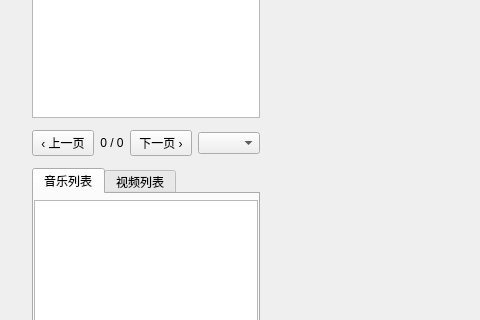
The window that src/ui/MainWindow.ui (gong1-1989/MusicVideoPlayer) describes before a commit, drawn with Qt 5; both pictures show x 0 to 480 and y 234 to 554 of the 1280 by 700 pixel window.
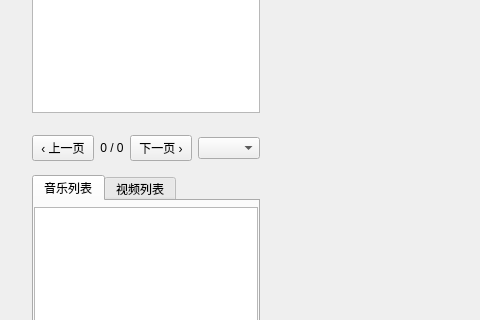
The same window after the commit. Custom widgets are drawn as their Qt base class.

Commit message: 修复搜索分页条与结果列表贴边

The edit to the form file:
```diff
--- a/src/ui/MainWindow.ui
+++ b/src/ui/MainWindow.ui
@@ -144,6 +144,18 @@
        </item>
        <item>
         <widget class="QFrame" name="frame_searchPager">
+         <property name="minimumSize">
+          <size>
+           <width>0</width>
+           <height>38</height>
+          </size>
+         </property>
+         <property name="maximumSize">
+          <size>
+           <width>16777215</width>
+           <height>38</height>
+          </size>
+         </property>
          <property name="frameShape">
           <enum>QFrame::NoFrame</enum>
          </property>
@@ -155,7 +167,7 @@
            <number>0</number>
           </property>
           <property name="topMargin">
-           <number>0</number>
+           <number>8</number>
           </property>
           <property name="rightMargin">
            <number>0</number>
```
The commit also changes 2 other files.
